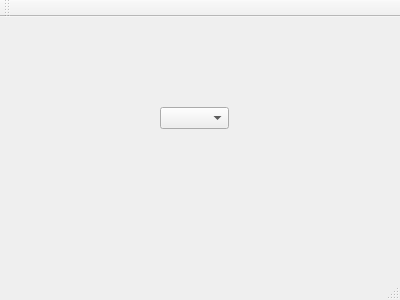
Before: the Qt Designer form Udemy_Tut_For_Beginners/ComboBox/mainwindow.ui in KrisToe4/qt, drawn with Qt 5.
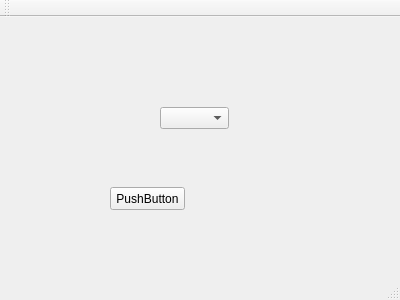
After: the same form once the commit is applied.

Commit message: Check the current text/index of the combo box.

Diff of the .ui file:
```diff
--- a/Udemy_Tut_For_Beginners/ComboBox/mainwindow.ui
+++ b/Udemy_Tut_For_Beginners/ComboBox/mainwindow.ui
@@ -24,6 +24,19 @@
      </rect>
     </property>
    </widget>
+   <widget class="QPushButton" name="pushButton">
+    <property name="geometry">
+     <rect>
+      <x>110</x>
+      <y>170</y>
+      <width>75</width>
+      <height>23</height>
+     </rect>
+    </property>
+    <property name="text">
+     <string>PushButton</string>
+    </property>
+   </widget>
   </widget>
   <widget class="QMenuBar" name="menuBar">
    <property name="geometry">
```
The commit also changes 2 other files.
